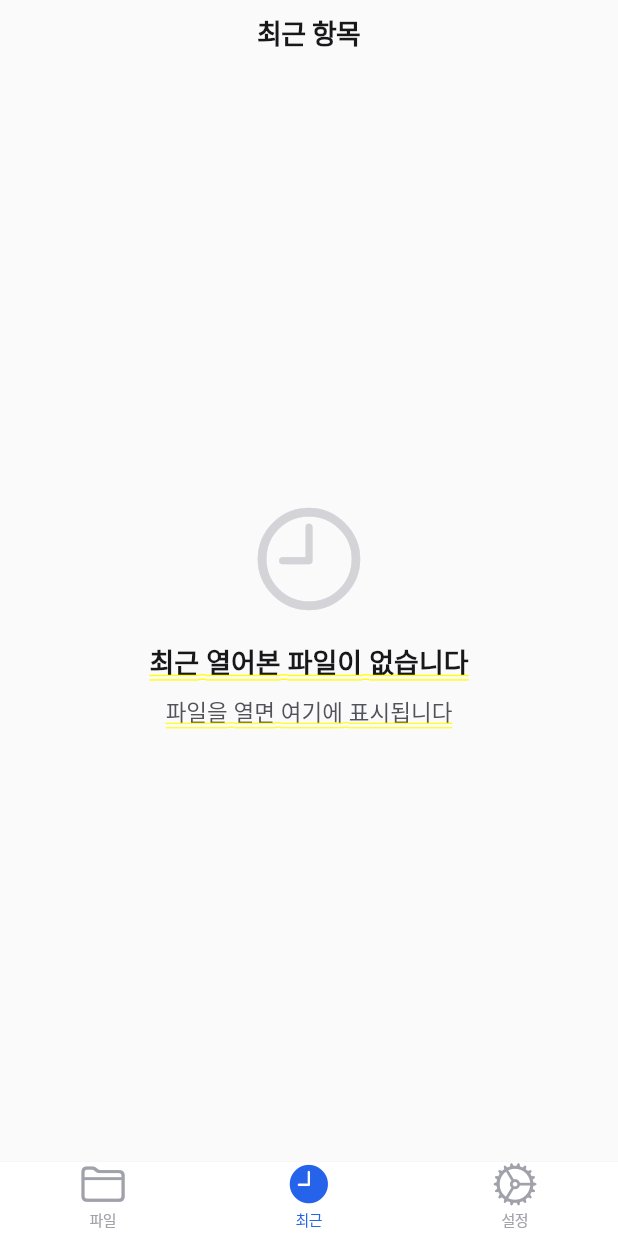
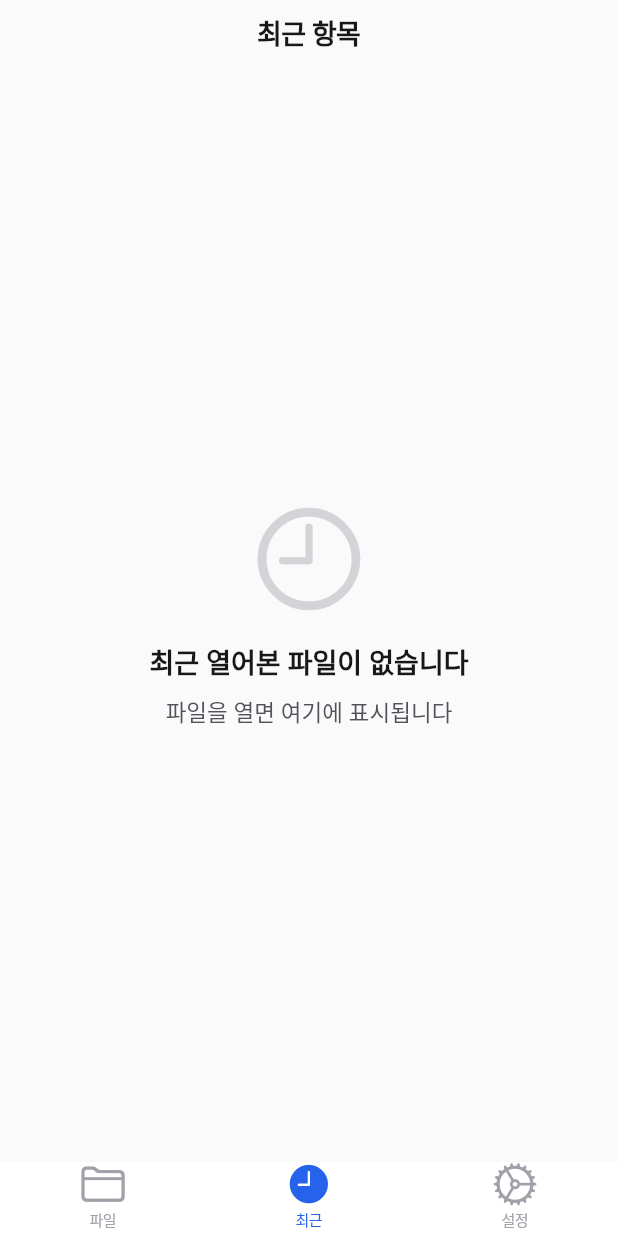
Before and after one commit to kibak812/HwpViewer, a Flutter app: the screen it shows after launch, item 2 of the bottom bar chosen, on a phone screen of 412 x 824 dp. Run offline on Flutter 3.47's test engine with Material 3 defaults, Android fonts, the phone set to English and light mode, and no system bars; our stand-ins replace file_picker, flutter_riverpod, google_fonts, package_info_plus, share_plus, shared_preferences and 1 more; missing offline and left inert: flutter_inappwebview; accounts and stored records are empty.

Commit message:
Fix yellow underline on text in Cupertino widgets
Add TextDecoration.none to all TextStyle definitions in AppTypography
to prevent Flutter from showing yellow double underlines when Text
widgets are used inside CupertinoPageScaffold without Material ancestor.

```diff
--- a/lib/core/theme/app_typography.dart
+++ b/lib/core/theme/app_typography.dart
@@ -26,6 +26,7 @@ class AppTypography {
         fontWeight: FontWeight.w700,
         height: 1.2,
         letterSpacing: -0.72,
+        decoration: TextDecoration.none,
       );
 
   // H1 - 28px Bold
@@ -34,6 +35,7 @@ class AppTypography {
         fontWeight: FontWeight.w700,
         height: 1.3,
         letterSpacing: -0.28,
+        decoration: TextDecoration.none,
       );
 
   // H2 - 22px SemiBold
@@ -42,6 +44,7 @@ class AppTypography {
         fontWeight: FontWeight.w600,
         height: 1.35,
         letterSpacing: -0.22,
+        decoration: TextDecoration.none,
       );
 
   // H3 - 18px SemiBold
@@ -49,6 +52,7 @@ class AppTypography {
         fontSize: 18,
         fontWeight: FontWeight.w600,
         height: 1.4,
+        decoration: TextDecoration.none,
       );
 
   // Body Large - 17px Regular
@@ -56,6 +60,7 @@ class AppTypography {
         fontSize: 17,
         fontWeight: FontWeight.w400,
         height: 1.6,
+        decoration: TextDecoration.none,
       );
 
   // Body - 15px Regular
@@ -63,6 +68,7 @@ class AppTypography {
         fontSize: 15,
         fontWeight: FontWeight.w400,
         height: 1.6,
+        decoration: TextDecoration.none,
       );
 
   // Body Small - 14px Regular
@@ -70,6 +76,7 @@ class AppTypography {
         fontSize: 14,
         fontWeight: FontWeight.w400,
         height: 1.5,
+        decoration: TextDecoration.none,
       );
 
   // Caption - 12px Medium
@@ -78,6 +85,7 @@ class AppTypography {
         fontWeight: FontWeight.w500,
         height: 1.4,
         letterSpacing: 0.12,
+        decoration: TextDecoration.none,
       );
 
   // Overline - 11px SemiBold
@@ -86,5 +94,6 @@ class AppTypography {
         fontWeight: FontWeight.w600,
         height: 1.4,
         letterSpacing: 0.55,
+        decoration: TextDecoration.none,
       );
 }
```
